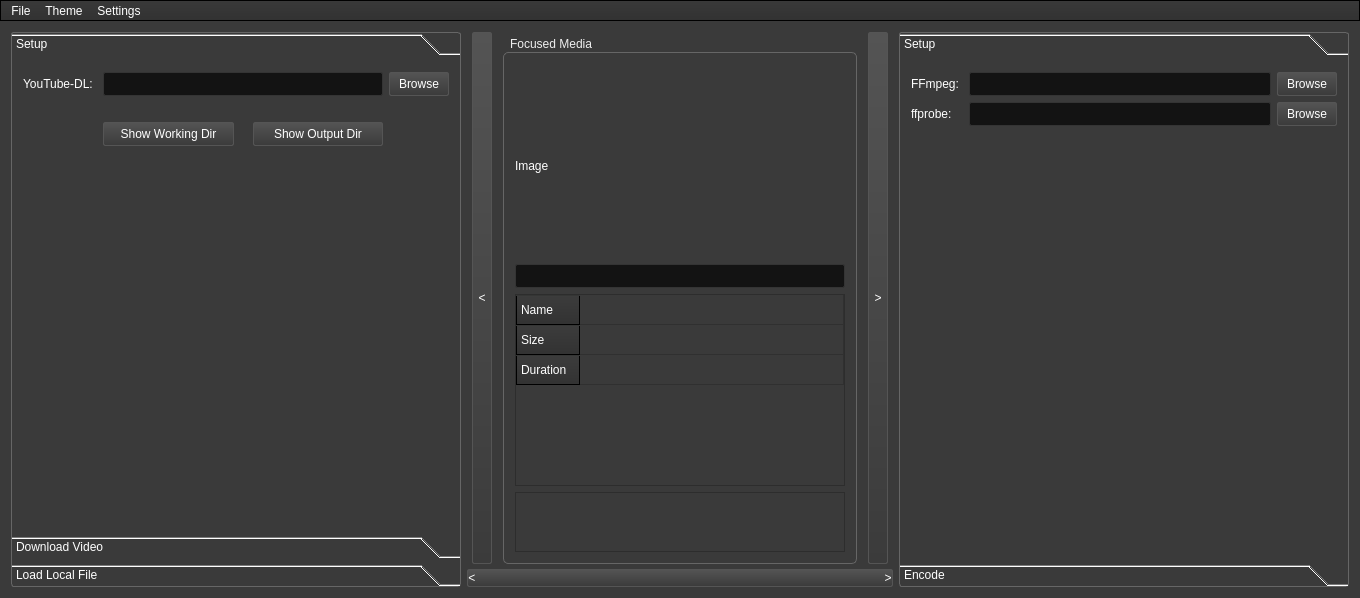
Old version of the form Download_and_Clip.ui in the repository Chrscool8/ClipEZ-aka-Download-and-Clip.
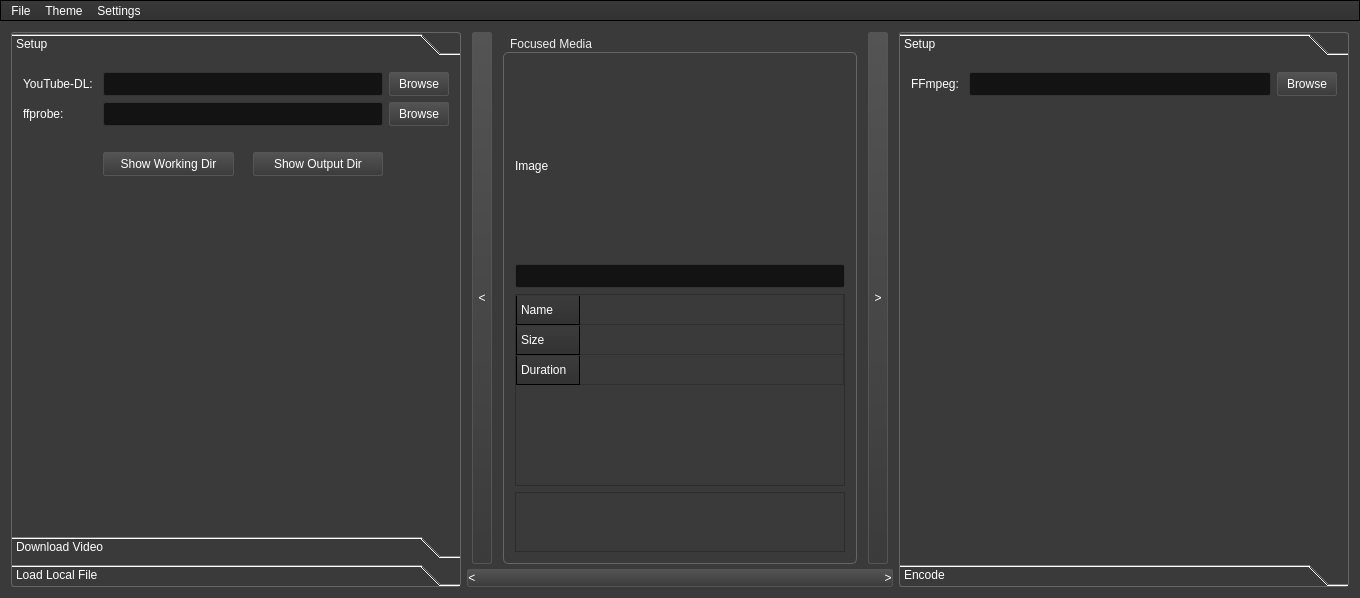
New version of the form. The open tabs and pages were chosen to show the change. Icons and pictures are not drawn.

What changed in the file:
```diff
--- a/Download_and_Clip.ui
+++ b/Download_and_Clip.ui
@@ -1043,21 +1043,35 @@
        </size>
       </property>
       <property name="currentIndex">
-       <number>2</number>
+       <number>0</number>
       </property>
       <widget class="QWidget" name="page_5">
        <property name="geometry">
         <rect>
          <x>0</x>
          <y>0</y>
-         <width>349</width>
-         <height>106</height>
+         <width>448</width>
+         <height>474</height>
         </rect>
        </property>
        <attribute name="label">
         <string>Setup</string>
        </attribute>
        <layout class="QGridLayout" name="gridLayout_2">
+        <item row="0" column="0" colspan="2">
+         <widget class="QLabel" name="setup_ytdl_label">
+          <property name="text">
+           <string>YouTube-DL: </string>
+          </property>
+         </widget>
+        </item>
+        <item row="0" column="2">
+         <widget class="QLineEdit" name="setup_ytdl_lineedit">
+          <property name="readOnly">
+           <bool>true</bool>
+          </property>
+         </widget>
+        </item>
         <item row="0" column="3">
          <widget class="QPushButton" name="setup_ytdl_button">
           <property name="minimumSize">
@@ -1071,7 +1085,27 @@
           </property>
          </widget>
         </item>
-        <item row="1" column="1">
+        <item row="1" column="0">
+         <widget class="QLabel" name="setup_ffprobe_label">
+          <property name="text">
+           <string>ffprobe: </string>
+          </property>
+         </widget>
+        </item>
+        <item row="1" column="3">
+         <widget class="QPushButton" name="setup_ffprobe_button">
+          <property name="minimumSize">
+           <size>
+            <width>60</width>
+            <height>24</height>
+           </size>
+          </property>
+          <property name="text">
+           <string>Browse</string>
+          </property>
+         </widget>
+        </item>
+        <item row="2" column="2">
          <spacer name="verticalSpacer_8">
           <property name="orientation">
            <enum>Qt::Vertical</enum>
@@ -1087,14 +1121,7 @@
           </property>
          </spacer>
         </item>
-        <item row="0" column="1">
-         <widget class="QLineEdit" name="setup_ytdl_lineedit">
-          <property name="readOnly">
-           <bool>true</bool>
-          </property>
-         </widget>
-        </item>
-        <item row="3" column="1">
+        <item row="3" column="2">
          <layout class="QHBoxLayout" name="horizontalLayout">
           <item>
            <widget class="QPushButton" name="setup_show_working_dir">
@@ -1140,14 +1167,7 @@
           </item>
          </layout>
         </item>
-        <item row="0" column="0">
-         <widget class="QLabel" name="setup_ytdl_label">
-          <property name="text">
-           <string>YouTube-DL: </string>
-          </property>
-         </widget>
-        </item>
-        <item row="5" column="1">
+        <item row="4" column="2">
          <spacer name="verticalSpacer">
           <property name="orientation">
            <enum>Qt::Vertical</enum>
@@ -1160,6 +1180,16 @@
           </property>
          </spacer>
         </item>
+        <item row="1" column="2">
+         <widget class="QLineEdit" name="setup_ffprobe_lineedit">
+          <property name="text">
+           <string/>
+          </property>
+          <property name="readOnly">
+           <bool>true</bool>
+          </property>
+         </widget>
+        </item>
        </layout>
       </widget>
       <widget class="QWidget" name="page_4">
@@ -2217,21 +2247,34 @@
        </size>
       </property>
       <property name="currentIndex">
-       <number>1</number>
+       <number>0</number>
       </property>
       <widget class="QWidget" name="page_8">
        <property name="geometry">
         <rect>
          <x>0</x>
          <y>0</y>
-         <width>176</width>
-         <height>78</height>
+         <width>448</width>
+         <height>501</height>
         </rect>
        </property>
        <attribute name="label">
         <string>Setup</string>
        </attribute>
        <layout class="QGridLayout" name="gridLayout_6">
+        <item row="0" column="2">
+         <widget class="QPushButton" name="setup_ffmpeg_button">
+          <property name="minimumSize">
+           <size>
+            <width>60</width>
+            <height>24</height>
+           </size>
+          </property>
+          <property name="text">
+           <string>Browse</string>
+          </property>
+         </widget>
+        </item>
         <item row="0" column="0">
          <widget class="QLabel" name="setup_ffmpeg_label">
           <property name="text">
@@ -2239,57 +2282,7 @@
           </property>
          </widget>
         </item>
-        <item row="0" column="1">
-         <widget class="QLineEdit" name="setup_ffmpeg_lineedit">
-          <property name="readOnly">
-           <bool>true</bool>
-          </property>
-         </widget>
-        </item>
-        <item row="0" column="2">
-         <widget class="QPushButton" name="setup_ffmpeg_button">
-          <property name="minimumSize">
-           <size>
-            <width>60</width>
-            <height>24</height>
-           </size>
-          </property>
-          <property name="text">
-           <string>Browse</string>
-          </property>
-         </widget>
-        </item>
-        <item row="1" column="0">
-         <widget class="QLabel" name="setup_ffprobe_label">
-          <property name="text">
-           <string>ffprobe: </string>
-          </property>
-         </widget>
-        </item>
         <item row="1" column="1">
-         <widget class="QLineEdit" name="setup_ffprobe_lineedit">
-          <property name="text">
-           <string/>
-          </property>
-          <property name="readOnly">
-           <bool>true</bool>
-          </property>
-         </widget>
-        </item>
-        <item row="1" column="2">
-         <widget class="QPushButton" name="setup_ffprobe_button">
-          <property name="minimumSize">
-           <size>
-            <width>60</width>
-            <height>24</height>
-           </size>
-          </property>
-          <property name="text">
-           <string>Browse</string>
-          </property>
-         </widget>
-        </item>
-        <item row="2" column="1">
          <spacer name="verticalSpacer_9">
           <property name="orientation">
            <enum>Qt::Vertical</enum>
@@ -2302,6 +2295,13 @@
           </property>
          </spacer>
         </item>
+        <item row="0" column="1">
+         <widget class="QLineEdit" name="setup_ffmpeg_lineedit">
+          <property name="readOnly">
+           <bool>true</bool>
+          </property>
+         </widget>
+        </item>
        </layout>
       </widget>
       <widget class="QWidget" name="page_6">
```
